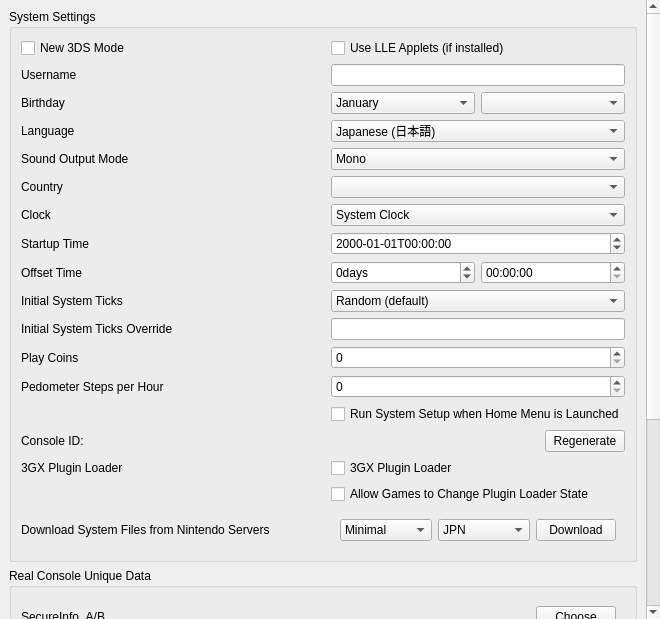
Before: the Qt Designer form src/borked3ds_qt/configuration/configure_system.ui in rtiangha/Borked3DS, drawn with Qt 5.
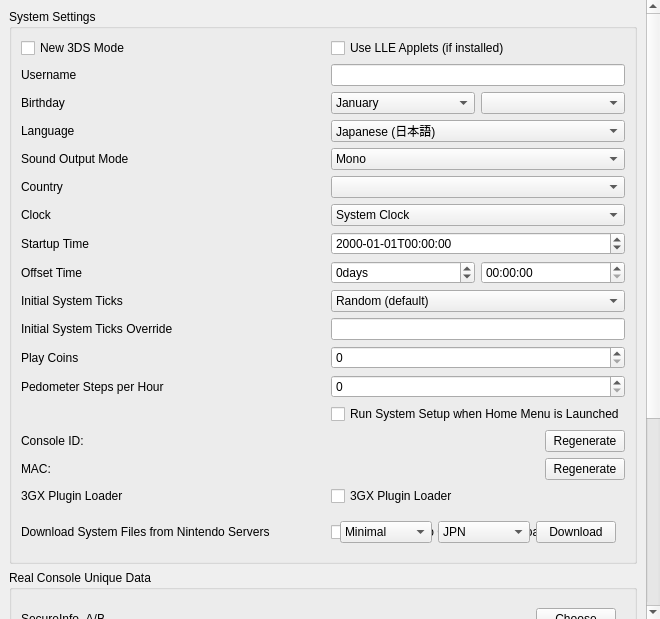
After: the same form once the commit is applied.

Commit message:
Add 'Set Up System Files' option
* Add 'Set Up System Files' option
* Fix CIA installation and HLE module loading when no console unique data provided.

```diff
--- a/src/borked3ds_qt/configuration/configure_system.ui
+++ b/src/borked3ds_qt/configuration/configure_system.ui
@@ -473,13 +473,36 @@
              </widget>
             </item>
             <item row="16" column="0">
-             <widget class="QLabel" name="label_plugin_loader">
-              <property name="text">
-               <string>3GX Plugin Loader</string>
-              </property>
-             </widget>
+              <widget class="QLabel" name="label_mac">
+                <property name="text">
+                  <string>MAC:</string>
+                </property>
+              </widget>
             </item>
             <item row="16" column="1">
+              <widget class="QPushButton" name="button_regenerate_mac">
+                <property name="sizePolicy">
+                  <sizepolicy hsizetype="Fixed" vsizetype="Fixed">
+                    <horstretch>0</horstretch>
+                    <verstretch>0</verstretch>
+                  </sizepolicy>
+                </property>
+                <property name="layoutDirection">
+                  <enum>Qt::RightToLeft</enum>
+                </property>
+                <property name="text">
+                  <string>Regenerate</string>
+                </property>
+              </widget>
+            </item>
+            <item row="17" column="0">
+             <widget class="QLabel" name="label_plugin_loader">
+              <property name="text">
+               <string>3GX Plugin Loader</string>
+              </property>
+             </widget>
+            </item>
+            <item row="17" column="1">
              <widget class="QCheckBox" name="plugin_loader">
               <property name="toolTip">
                <string>&lt;html&gt;&lt;head/&gt;&lt;body&gt;&lt;p&gt;Loads 3GX plugins from the emulated SD card if they are available.&lt;/p&gt;&lt;/body&gt;&lt;/html&gt;</string>
@@ -489,7 +512,7 @@
               </property>
              </widget>
             </item>
-            <item row="17" column="1">
+            <item row="18" column="1">
              <widget class="QCheckBox" name="allow_plugin_loader">
               <property name="toolTip">
                <string>&lt;html&gt;&lt;head/&gt;&lt;body&gt;&lt;p&gt;Allows homebrew apps to enable the plugin loader even when it is disabled.&lt;/p&gt;&lt;/body&gt;&lt;/html&gt;</string>
```
Left out of the diff: 1 changed line with no effect on the pictures. The commit also changes 33 other files.
